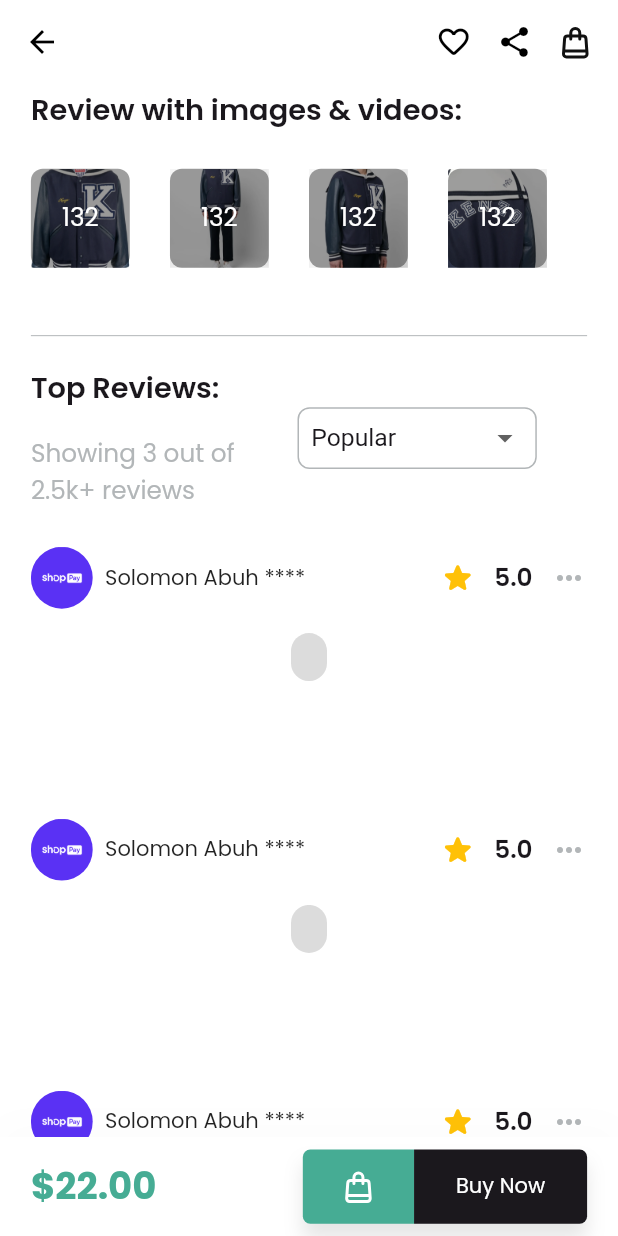
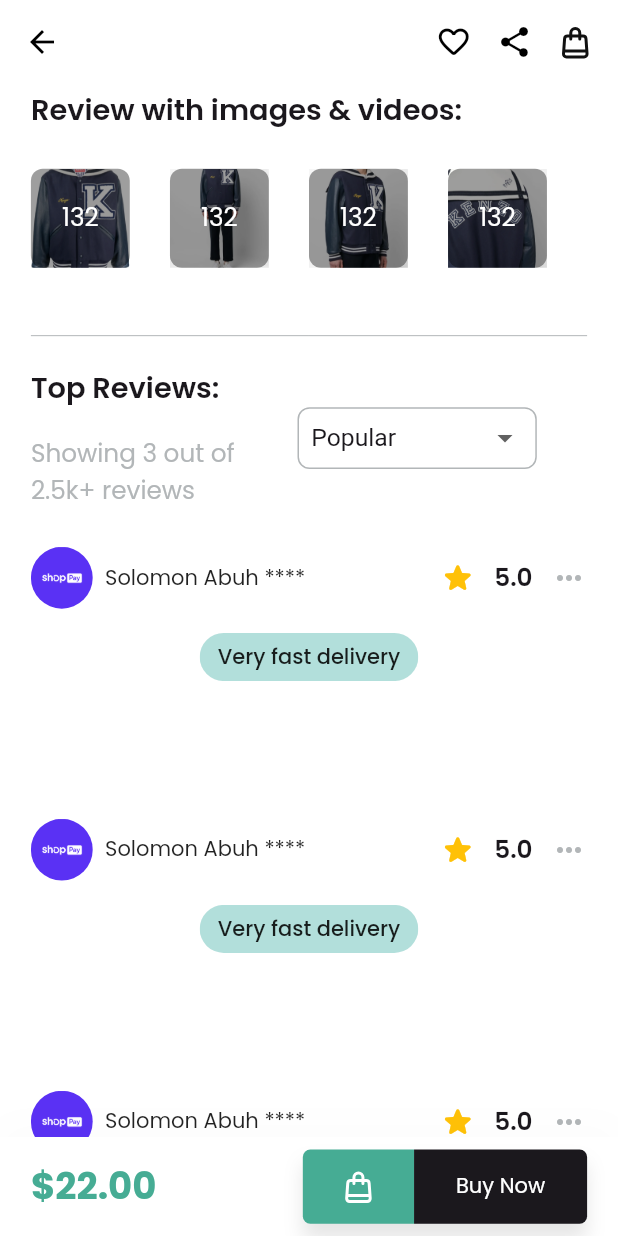
Before and after one commit to SolomonAbuh/E-Commerce-UI-Animation, a Flutter app: the ProductDetailsScreen screen opened directly with sample values from the repository, scrolled down 1728 dp, on a phone screen of 412 x 824 dp. Run offline on Flutter 3.47's test engine with Material 2 defaults, Android fonts, the phone set to English and light mode, and no system bars; drawn by our look-alikes of flutter_animate; our stand-ins replace carousel_slider, flutter_svg, google_fonts, sizer.

Commit message:
update on top_review.dart 🛠

```diff
--- a/lib/widgets/top_review.dart
+++ b/lib/widgets/top_review.dart
@@ -121,7 +121,12 @@ class TopReviews extends StatelessWidget {
                         ],
                       ),
                       spaceV(1.h),
-                      Chip(label: Text(''))
+                      Chip(
+                        label: Text('Very fast delivery'),
+                        backgroundColor: Colors.teal.shade100,
+                        shape: RoundedRectangleBorder(
+                            borderRadius: BorderRadius.circular(20)),
+                      )
                     ],
                   ),
                 ),
```
